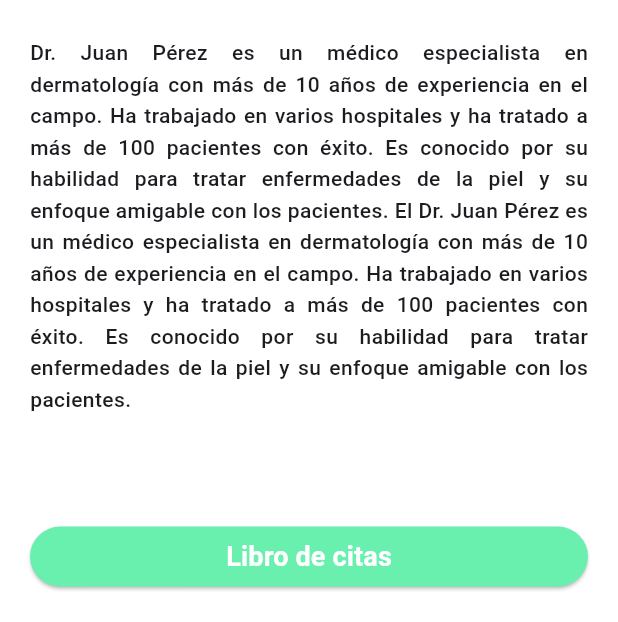
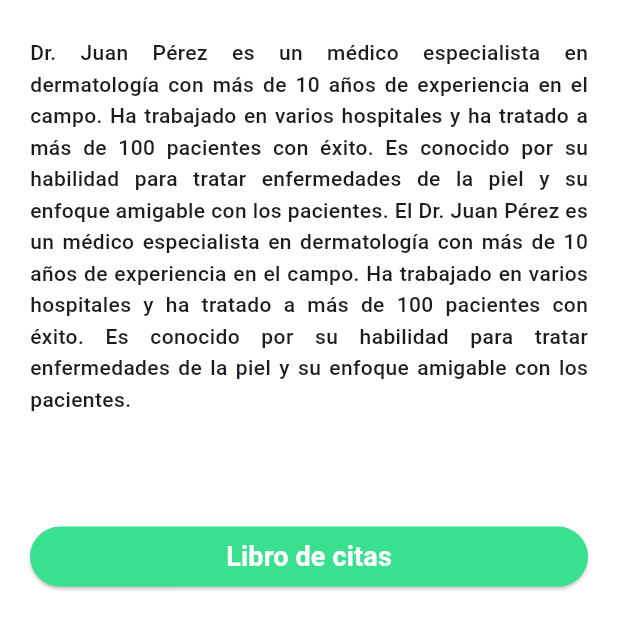
Before and after one commit to DARKTOTEM2703/ProyectoAppDoctor, a Flutter app: the DoctorDetails screen opened by its route, scrolled down 203 dp, after a tap on "Libro de citas", on a phone screen of 412 x 824 dp, the part 614-1236 px from its top. Run offline on Flutter 3.47's test engine with Material 3 defaults, Android fonts, the phone set to English and light mode, and no system bars.

Commit message:
Agregar funcionalidad de reserva al botón en la pantalla de detalles del doctor y cambiar el color de fondo del botón.

```diff
--- a/appdoctor/lib/components/boton.dart
+++ b/appdoctor/lib/components/boton.dart
@@ -26,7 +26,8 @@ class Boton extends StatelessWidget {
             width: width, // Ajusta el ancho del botón según la variable width
             child: ElevatedButton(
               style: ElevatedButton.styleFrom(
-                backgroundColor: Config.colorprimario, // Color de fondo
+                backgroundColor:
+                    const Color.fromARGB(255, 57, 224, 143), // Color de fondo
                 foregroundColor: Colors.white, // Color del texto
               ), // Botón elevado
               onPressed: disabled
--- a/appdoctor/lib/screens/doctor_details.dart
+++ b/appdoctor/lib/screens/doctor_details.dart
@@ -14,6 +14,7 @@ class DoctorDetails extends StatefulWidget {
 
 class _DoctorDetails extends State<DoctorDetails> {
   bool isFavourite = false;
+  bool isBooked = false; // Nueva variable para el estado del botón
 
   @override
   Widget build(BuildContext context) {
@@ -46,15 +47,27 @@ class _DoctorDetails extends State<DoctorDetails> {
               Padding(
                 padding: const EdgeInsets.all(
                     20), // EdgeInsets.all(20) es un padding de 20
-                child: Boton(
-                    width: double
-                        .infinity, // aqui usamos double.infinity para que el boton ocupe todo el ancho
-                    tittle:
-                        'Libro de citas', // aqui ponemos el texto que llevara el boton
-                    onPressed:
-                        () {}, // aqui ponemos la accion que realizara el boton
-                    disabled:
-                        false), // aqui ponemos si el boton esta deshabilitado o no
+                child: Material(
+                  color: Colors.transparent,
+                  child: InkWell(
+                    onTap: () {
+                      setState(() {
+                        isBooked = !isBooked;
+                      });
+                    },
+                    splashColor: Colors.black87, // Color más oscuro al pulsar
+                    child: Boton(
+                      width: double.infinity,
+                      tittle: 'Libro de citas',
+                      onPressed: () {
+                        setState(() {
+                          isBooked = !isBooked;
+                        });
+                      },
+                      disabled: false,
+                    ),
+                  ),
+                ),
               ),
             ],
           ),
```
